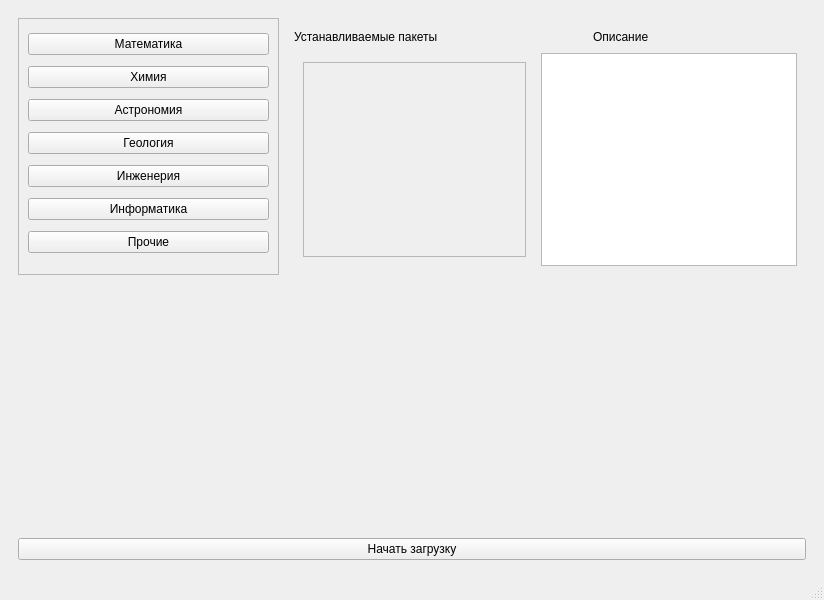
Above: mainwindow.ui from CausaPrincipalis71/software_downloader_RedOS before the change. Below: the same form after it.
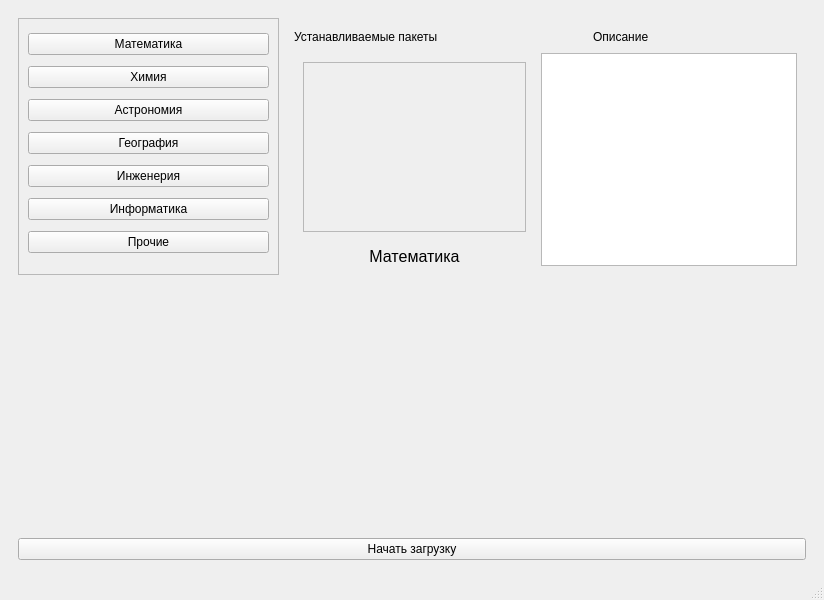
That is the form after the change. The open tabs and pages were chosen to show the change.

Patch:
```diff
--- a/mainwindow.ui
+++ b/mainwindow.ui
@@ -69,7 +69,7 @@
               <item>
                <widget class="QPushButton" name="geologyButton">
                 <property name="text">
-                 <string>Геология</string>
+                 <string>География</string>
                 </property>
                </widget>
               </item>
@@ -157,6 +157,14 @@
              <item>
               <layout class="QHBoxLayout" name="horizontalLayout_4">
                <item>
+                <layout class="QVBoxLayout" name="verticalLayout_16" stretch="0,0">
+                 <property name="sizeConstraint">
+                  <enum>QLayout::SetDefaultConstraint</enum>
+                 </property>
+                 <property name="topMargin">
+                  <number>0</number>
+                 </property>
+                 <item>
                 <widget class="QStackedWidget" name="packagesChoose">
                  <property name="currentIndex">
                   <number>1</number>
@@ -173,8 +181,8 @@
                        <rect>
                         <x>0</x>
                         <y>0</y>
-                        <width>218</width>
-                        <height>172</height>
+                          <width>216</width>
+                          <height>141</height>
                        </rect>
                       </property>
                       <layout class="QVBoxLayout" name="verticalLayout_2"/>
@@ -316,6 +324,26 @@
                   </layout>
                  </widget>
                 </widget>
+                 </item>
+                 <item>
+                  <widget class="QLabel" name="kitName">
+                   <property name="font">
+                    <font>
+                     <pointsize>12</pointsize>
+                    </font>
+                   </property>
+                   <property name="text">
+                    <string>Математика</string>
+                   </property>
+                   <property name="scaledContents">
+                    <bool>true</bool>
+                   </property>
+                   <property name="alignment">
+                    <set>Qt::AlignCenter</set>
+                   </property>
+                  </widget>
+                 </item>
+                </layout>
                </item>
                <item>
                 <widget class="QTextEdit" name="packageDescription">
```
Left out of the diff: 26 changed lines with no effect on the pictures. Lines whose indentation alone changed are shown as unchanged.
